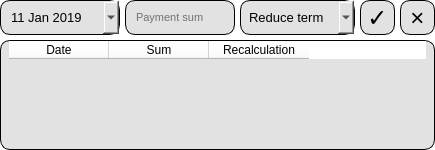
Before: the Qt Designer form src/s21_frontend/my_widget.ui in kossadda/C7_s21_SmartCalc, drawn with Qt 5.
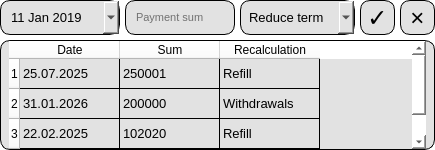
After: the same form once the commit is applied. Icons and pictures are not drawn.

Patch:
```diff
--- a/src/s21_frontend/my_widget.ui
+++ b/src/s21_frontend/my_widget.ui
@@ -136,8 +136,12 @@
 </string>
        </property>
        <property name="rowCount">
-        <number>0</number>
+        <number>4</number>
        </property>
+       <row/>
+       <row/>
+       <row/>
+       <row/>
        <column>
         <property name="text">
          <string>Date</string>
@@ -153,6 +157,66 @@
          <string>Recalculation</string>
         </property>
        </column>
+       <item row="0" column="0">
+        <property name="text">
+         <string>25.07.2025</string>
+        </property>
+       </item>
+       <item row="0" column="1">
+        <property name="text">
+         <string>250001</string>
+        </property>
+       </item>
+       <item row="0" column="2">
+        <property name="text">
+         <string>Refill</string>
+        </property>
+       </item>
+       <item row="1" column="0">
+        <property name="text">
+         <string>31.01.2026</string>
+        </property>
+       </item>
+       <item row="1" column="1">
+        <property name="text">
+         <string>200000</string>
+        </property>
+       </item>
+       <item row="1" column="2">
+        <property name="text">
+         <string>Withdrawals</string>
+        </property>
+       </item>
+       <item row="2" column="0">
+        <property name="text">
+         <string>22.02.2025</string>
+        </property>
+       </item>
+       <item row="2" column="1">
+        <property name="text">
+         <string>102020</string>
+        </property>
+       </item>
+       <item row="2" column="2">
+        <property name="text">
+         <string>Refill</string>
+        </property>
+       </item>
+       <item row="3" column="0">
+        <property name="text">
+         <string>28.08.2025</string>
+        </property>
+       </item>
+       <item row="3" column="1">
+        <property name="text">
+         <string>60000</string>
+        </property>
+       </item>
+       <item row="3" column="2">
+        <property name="text">
+         <string>Withdrawals</string>
+        </property>
+       </item>
       </widget>
      </item>
      <item row="0" column="1">
```
Left out of the diff: 6 changed lines with no effect on the pictures.
